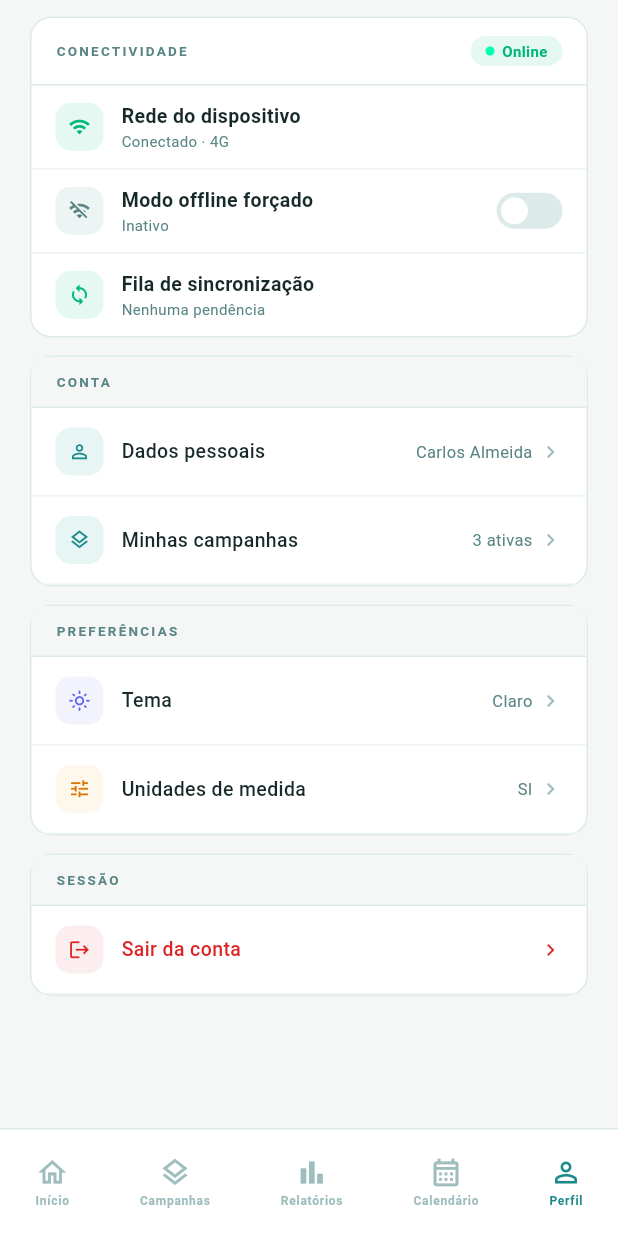
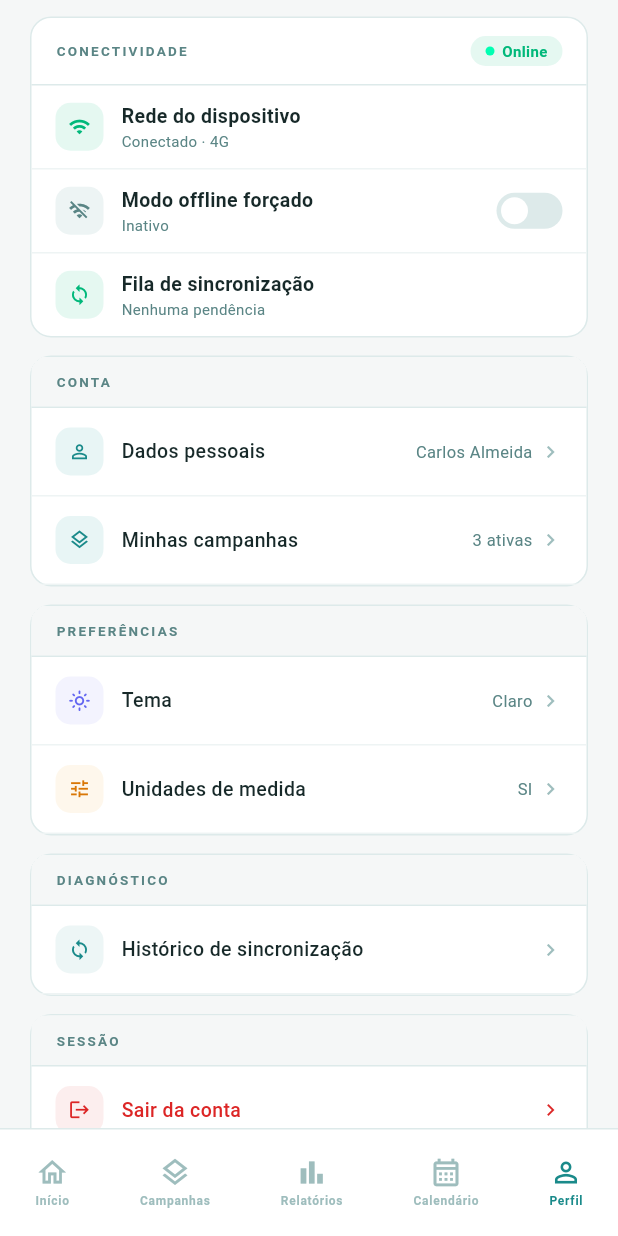
Before and after one commit to wilsonlgomesj/ETx_mobile_web, a Flutter app: the ProfileScreen screen opened by its route, scrolled down 161 dp, on a phone screen of 412 x 824 dp. Run offline on Flutter 3.47's test engine with Material 3 defaults, Android fonts, the phone set to English and light mode, and no system bars; our stand-ins replace connectivity_plus, flutter_secure_storage, geolocator, image_picker, shared_preferences, sqflite; accounts and stored records are empty; Roboto replaces fonts that are missing (SF Pro Display).

Commit message:
feat: add sync diagnostics link to profile screen
Adiciona grupo 'Diagnóstico' na tela de perfil com item
'Histórico de sincronização' que navega para /sync-diagnostics.
Antes, a tela só era acessível pelo banner de falhas no home screen.

Co-Authored-By: Claude Sonnet 4.6 <noreply@anthropic.com>

```diff
--- a/lib/screens/profile_screen.dart
+++ b/lib/screens/profile_screen.dart
@@ -208,6 +208,17 @@ class ProfileScreen extends StatelessWidget {
             ),
           ]),
 
+          // Diagnostics
+          _SettingsGroup(title: 'Diagnóstico', rows: [
+            _SettingRow(
+              icon: Icons.sync_outlined,
+              iconBg: const Color(0x141A8A8A),
+              iconColor: AppColors.teal,
+              label: 'Histórico de sincronização',
+              onTap: () => Navigator.pushNamed(context, '/sync-diagnostics'),
+            ),
+          ]),
+
           // Session settings
           _SettingsGroup(title: 'Sessão', rows: [
             _SettingRow(
```
